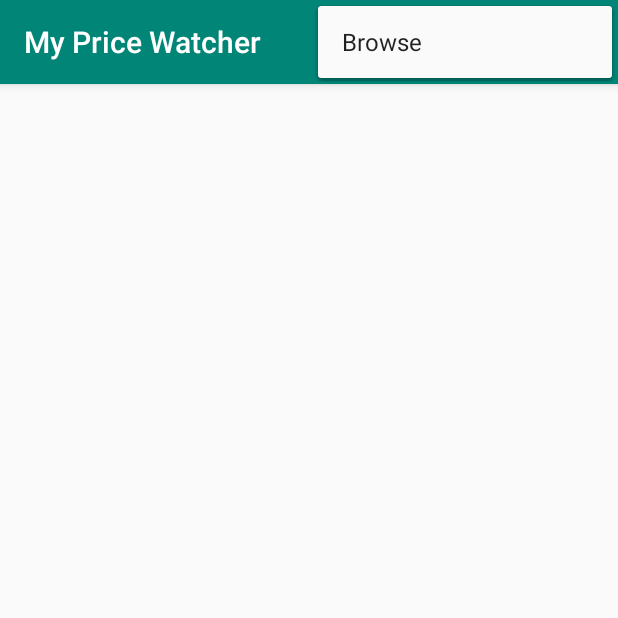
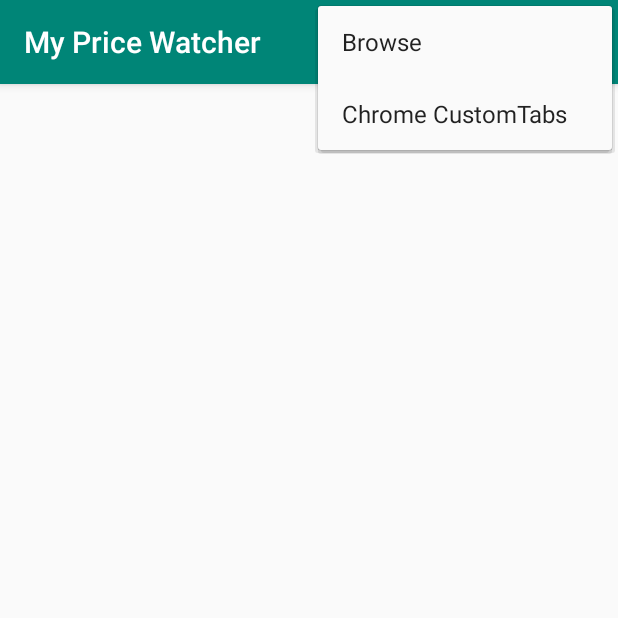
Before and after one commit to theLife10/MyPriceWatcher, an Android app: the screen it shows after launch (MainActivity), with the options menu open, on a phone screen of 412 x 824 dp, the top half of it. Run offline under Robolectric (Android 15) with nearby library versions, the phone set to English and light mode, and no system bars.

Commit message:
hw2 final subminission

```diff
--- a/app/src/main/AndroidManifest.xml
+++ b/app/src/main/AndroidManifest.xml
@@ -28,7 +28,10 @@
                 <data android:mimeType="text/plain" />
             </intent-filter>
         </activity>
-
+        <receiver
+            android:name=".CustomBroadcastReciever"
+            android:enabled="true">
+        </receiver>
     </application>
 
 </manifest>
--- a/app/src/main/java/cs4330/cs/utep/edu/ItemAdapter.java
+++ b/app/src/main/java/cs4330/cs/utep/edu/ItemAdapter.java
@@ -37,13 +37,13 @@ public class ItemAdapter extends ArrayAdapter<Item>  {
         itemName.setText(item.getItem());
         //Setting the starting price
         String start = Double.toString(item.getStartPrice());
-        startingPrice.setText(start);
+        startingPrice.setText("$ "+start);
         setPercent();
        return listItem;
     }
     public void setPercent(){
         item.setCurrentPrice();
-        currentPrice.setText(Float.toString((float) item.getCurrentPrice()));
-        priceChange.setText(Float.toString((float) item.getPercentageChange()));
+        currentPrice.setText("$ "+Float.toString((float) item.getCurrentPrice()));
+        priceChange.setText("% "+Float.toString((float) item.getPercentageChange()));
     }
 }
--- a/app/src/main/res/menu/menuu.xml
+++ b/app/src/main/res/menu/menuu.xml
@@ -4,17 +4,25 @@
 
     <item
         android:id="@+id/add"
-        android:orderInCategory="100"
+
         android:title="Add"
-        app:showAsAction="always"/>
+        app:showAsAction="ifRoom"/>
     <item
         android:id="@+id/update"
-        android:orderInCategory="90"
+
         android:title="Update"
-        app:showAsAction="always"/>
+        app:showAsAction="ifRoom"/>
     <item
         android:id="@+id/browse"
-        android:title="Browse"/>
+        android:orderInCategory="100"
+        android:title="@string/browse"
+
+        />
+    <item
+        android:id="@+id/customtabs"
+        android:title="Chrome CustomTabs"
+        android:orderInCategory="101"
+        />
 
 
 </menu>
--- a/app/src/main/res/values/strings.xml
+++ b/app/src/main/res/values/strings.xml
@@ -7,4 +7,5 @@
     <string name="but">Update</string>
     <string name="launch">Launch To Website</string>
     <string name="linkpassed">Link: </string>
+    <string name="browse">Browse</string>
 </resources>
```
Also changed, not shown: app/src/main/java/cs4330/cs/utep/edu/Browse.java (+6 -4 lines), app/src/main/java/cs4330/cs/utep/edu/CustomBroadcastReciever.java (added, +25 -0 lines), app/src/main/java/cs4330/cs/utep/edu/MainActivity.java (+22 -9 lines).
